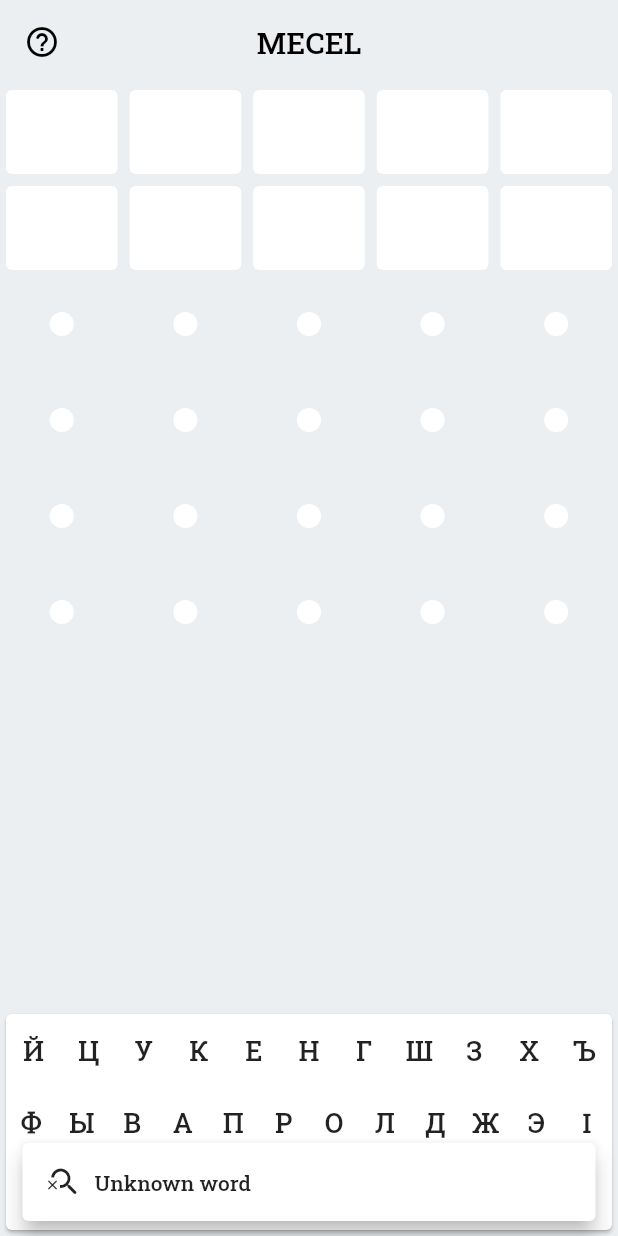
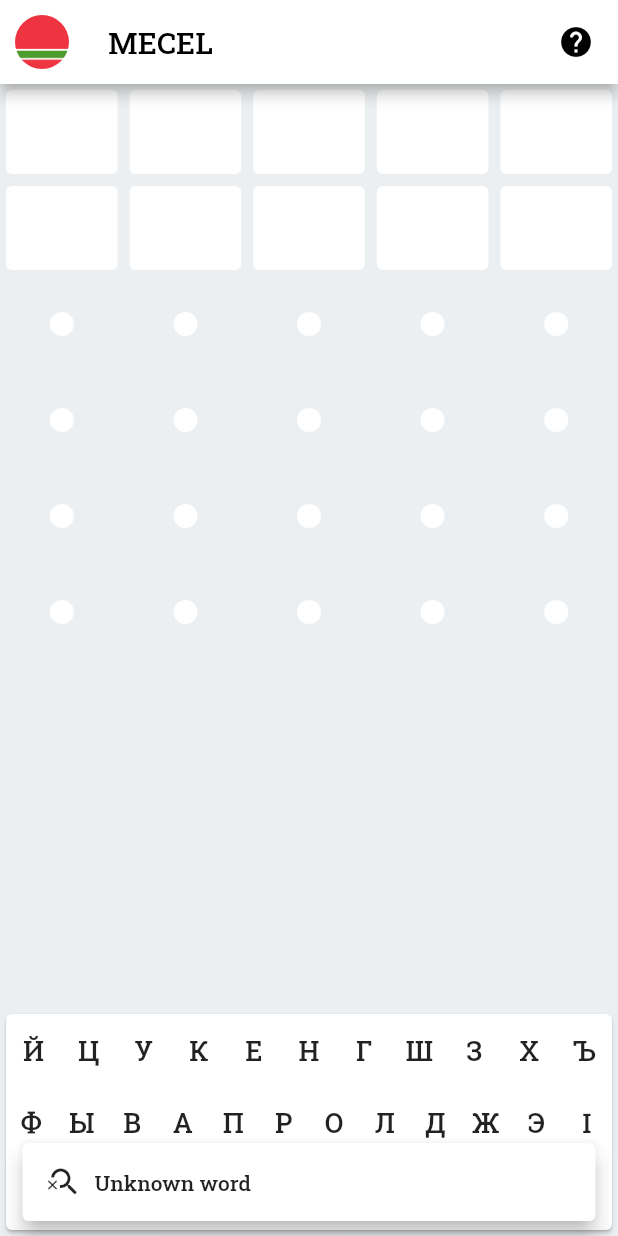
Before and after one commit to raxysstudios/mecel, a Flutter app: the screen it shows after launch, after a tap on the "done" icon, on a phone screen of 412 x 824 dp. Run offline on Flutter 3.47's test engine with Material 2 defaults, Android fonts, the phone set to English and light mode, and no system bars; our stand-ins replace google_fonts, package_info_plus.

Commit message:
Clean up

```diff
--- a/assets/languages.json
+++ b/assets/languages.json
@@ -3,5 +3,10 @@
         "name": "lezgi",
         "nativeName": "lezgi чӏал",
         "flag": "lezgi"
+    },
+    {
+        "name": "kaitag",
+        "nativeName": "хайдакьан кув",
+        "flag": "kaitag"
     }
 ]
--- a/lib/main.dart
+++ b/lib/main.dart
@@ -3,7 +3,7 @@ import 'package:flutter/services.dart';
 import 'package:google_fonts/google_fonts.dart';
 import 'package:wordle/config/dark_theme.dart';
 import 'package:wordle/config/light_theme.dart';
-import 'package:wordle/modules/play/screens/play.dart';
+import 'package:wordle/modules/play/utils.dart';
 import 'package:wordle/shared/models/game_config.dart';
 import 'package:wordle/shared/services/config_loader.dart';
 
@@ -40,15 +40,7 @@ class App extends StatelessWidget {
       home: SplashScreen<GameConfig>(
         title: 'MECEL',
         future: loadConfig('lezgi'),
-        onLoaded: (context, config) => Navigator.pushReplacement<void, void>(
-          context,
-          MaterialPageRoute(
-            builder: (context) => PlayScreen(
-              config: config,
-              maxAttempts: 6,
-            ),
-          ),
-        ),
+        onLoaded: startGame,
       ),
     );
   }
--- a/lib/modules/help/screens/help.dart
+++ b/lib/modules/help/screens/help.dart
@@ -18,10 +18,7 @@ class HelpScreen extends StatelessWidget {
     );
     return Scaffold(
       appBar: AppBar(
-        // elevation: 0,
-        // backgroundColor: Colors.transparent,
         leading: const RoundedBackButton(),
-        centerTitle: true,
         title: const Text('ГьикІ къугъвада?'),
         actions: const [
           RaxysLogo(
--- a/lib/modules/play/screens/play.dart
+++ b/lib/modules/play/screens/play.dart
@@ -1,10 +1,14 @@
 import 'package:flutter/material.dart';
 import 'package:wordle/modules/help/screens/help.dart';
+import 'package:wordle/modules/play/screens/languages.dart';
 import 'package:wordle/modules/play/utils.dart';
 import 'package:wordle/modules/play/widgets/share_button.dart';
 import 'package:wordle/shared/models/game_config.dart';
 import 'package:wordle/shared/models/input_key.dart';
+import 'package:wordle/shared/models/language.dart';
+import 'package:wordle/shared/services/config_loader.dart';
 import 'package:wordle/shared/snackbar.dart';
+import 'package:wordle/shared/widgets/language_avatar.dart';
 
 import '../widgets/keyboard_input.dart';
 import '../widgets/word_attempt.dart';
@@ -12,7 +16,7 @@ import '../widgets/word_attempt.dart';
 class PlayScreen extends StatefulWidget {
   const PlayScreen({
     required this.config,
-    required this.maxAttempts,
+    this.maxAttempts = 6,
     Key? key,
   }) : super(key: key);
 
@@ -100,19 +104,22 @@ class _PlayScreenState extends State<PlayScreen> {
   Widget build(BuildContext context) {
     return Scaffold(
       appBar: AppBar(
-        elevation: 0,
-        backgroundColor: Colors.transparent,
-        centerTitle: true,
         title: const Text('MECEL'),
         leading: IconButton(
-          onPressed: () => Navigator.push<void>(
-            context,
-            MaterialPageRoute(
-              builder: (context) => const HelpScreen(),
-            ),
+          onPressed: () async {
+            final language = await Navigator.push<Language>(
+              context,
+              MaterialPageRoute(
+                builder: (context) => const LanguagesScreen(),
+              ),
+            );
+            if (language != null) {
+              startGame(context, await loadConfig(language.name));
+            }
+          },
+          icon: LanguageAvatar(
+            widget.config.language,
           ),
-          tooltip: 'Гъил гун',
-          icon: const Icon(Icons.help_outline_rounded),
         ),
         actions: [
           if (done)
@@ -122,6 +129,16 @@ class _PlayScreenState extends State<PlayScreen> {
               word: word,
               language: widget.config.language,
             ),
+          IconButton(
+            onPressed: () => Navigator.push<void>(
+              context,
+              MaterialPageRoute(
+                builder: (context) => const HelpScreen(),
+              ),
+            ),
+            tooltip: 'Гъил гун',
+            icon: const Icon(Icons.help_rounded),
+          ),
           const SizedBox(width: 4),
         ],
       ),
--- a/lib/modules/play/utils.dart
+++ b/lib/modules/play/utils.dart
@@ -1,5 +1,8 @@
 import 'package:flutter/material.dart';
 import 'package:flutter/services.dart';
+import 'package:wordle/shared/models/game_config.dart';
+
+import 'screens/play.dart';
 
 String getTodaysWord(Set<String> words) {
   final day = getCurrentDay();
@@ -21,3 +24,14 @@ Future<void> copyText(BuildContext context, String? text) async {
     );
   }
 }
+
+Future<void> startGame(BuildContext context, GameConfig config) {
+  return Navigator.pushReplacement<void, void>(
+    context,
+    MaterialPageRoute(
+      builder: (context) => PlayScreen(
+        config: config,
+      ),
+    ),
+  );
+}
--- /dev/null
+++ b/lib/shared/widgets/language_avatar.dart
@@ -0,0 +1,20 @@
+import 'package:flutter/material.dart';
+import 'package:wordle/shared/models/language.dart';
+
+class LanguageAvatar extends StatelessWidget {
+  const LanguageAvatar(
+    this.language, {
+    Key? key,
+  }) : super(key: key);
+
+  final Language language;
+
+  @override
+  Widget build(BuildContext context) {
+    return CircleAvatar(
+      radius: 18,
+      backgroundImage: AssetImage('assets/flags/${language.flag}.png'),
+      backgroundColor: Colors.transparent,
+    );
+  }
+}
--- a/pubspec.yaml
+++ b/pubspec.yaml
@@ -24,3 +24,4 @@ flutter:
   assets:
     - assets/
     - assets/languages/
+    - assets/flags/
```
Also changed, not shown: assets/languages/kaitag.json (added, +11 -0 lines), lib/modules/play/screens/languages.dart (renamed from lib/modules/settings/screens/languages.dart, +11 -13 lines), assets/flags/kaitag.png (added), assets/flags/lezgi.png (added), lib/modules/settings/screens/settings.dart (deleted).
